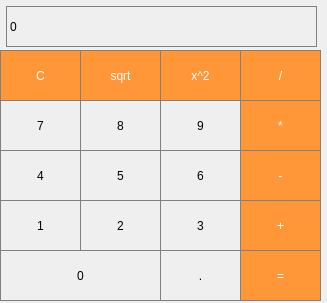
Before: the Qt Designer form Calculator/mainwindow.ui in matejturek/IVS_Tym, drawn with Qt 5.
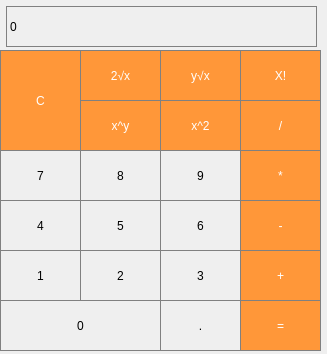
After: the same form once the commit is applied.

Commit message: add factorial,sqrt,pow

```diff
--- a/Calculator/mainwindow.ui
+++ b/Calculator/mainwindow.ui
@@ -7,7 +7,7 @@
     <x>0</x>
     <y>0</y>
     <width>327</width>
-    <height>303</height>
+    <height>354</height>
    </rect>
   </property>
   <property name="windowTitle">
@@ -39,7 +39,7 @@
       <x>0</x>
       <y>50</y>
       <width>81</width>
-      <height>51</height>
+      <height>101</height>
      </rect>
     </property>
     <property name="styleSheet">
@@ -80,14 +80,14 @@
 }</string>
     </property>
     <property name="text">
-     <string>sqrt</string>
+     <string>2√x</string>
     </property>
    </widget>
    <widget class="QPushButton" name="pushButton_power">
     <property name="geometry">
      <rect>
       <x>160</x>
-      <y>50</y>
+      <y>100</y>
       <width>81</width>
       <height>51</height>
      </rect>
@@ -112,7 +112,7 @@
     <property name="geometry">
      <rect>
       <x>240</x>
-      <y>50</y>
+      <y>100</y>
       <width>81</width>
       <height>51</height>
      </rect>
@@ -137,7 +137,7 @@
     <property name="geometry">
      <rect>
       <x>80</x>
-      <y>100</y>
+      <y>150</y>
       <width>81</width>
       <height>51</height>
      </rect>
@@ -159,7 +159,7 @@
     <property name="geometry">
      <rect>
       <x>0</x>
-      <y>100</y>
+      <y>150</y>
       <width>81</width>
       <height>51</height>
      </rect>
@@ -181,7 +181,7 @@
     <property name="geometry">
      <rect>
       <x>240</x>
-      <y>100</y>
+      <y>150</y>
       <width>81</width>
       <height>51</height>
      </rect>
@@ -206,7 +206,7 @@
     <property name="geometry">
      <rect>
       <x>160</x>
-      <y>100</y>
+      <y>150</y>
       <width>81</width>
       <height>51</height>
      </rect>
@@ -228,7 +228,7 @@
     <property name="geometry">
      <rect>
       <x>0</x>
-      <y>150</y>
+      <y>200</y>
       <width>81</width>
       <height>51</height>
      </rect>
@@ -250,7 +250,7 @@
     <property name="geometry">
      <rect>
       <x>240</x>
-      <y>150</y>
+      <y>200</y>
       <width>81</width>
       <height>51</height>
      </rect>
@@ -275,7 +275,7 @@
     <property name="geometry">
      <rect>
       <x>160</x>
-      <y>150</y>
+      <y>200</y>
       <width>81</width>
       <height>51</height>
      </rect>
@@ -297,7 +297,7 @@
     <property name="geometry">
      <rect>
       <x>80</x>
-      <y>150</y>
+      <y>200</y>
       <width>81</width>
       <height>51</height>
      </rect>
@@ -319,7 +319,7 @@
     <property name="geometry">
      <rect>
       <x>160</x>
-      <y>200</y>
+      <y>250</y>
       <width>81</width>
       <height>51</height>
      </rect>
@@ -341,7 +341,7 @@
     <property name="geometry">
      <rect>
       <x>0</x>
-      <y>200</y>
+      <y>250</y>
       <width>81</width>
       <height>51</height>
      </rect>
@@ -363,7 +363,7 @@
     <property name="geometry">
      <rect>
       <x>240</x>
-      <y>200</y>
+      <y>250</y>
       <width>81</width>
       <height>51</height>
      </rect>
@@ -388,7 +388,7 @@
     <property name="geometry">
      <rect>
       <x>80</x>
-      <y>200</y>
+      <y>250</y>
       <width>81</width>
       <height>51</height>
      </rect>
@@ -410,7 +410,7 @@
     <property name="geometry">
      <rect>
       <x>240</x>
-      <y>250</y>
+      <y>300</y>
       <width>81</width>
       <height>51</height>
      </rect>
@@ -435,7 +435,7 @@
     <property name="geometry">
      <rect>
       <x>160</x>
-      <y>250</y>
+      <y>300</y>
       <width>81</width>
       <height>51</height>
      </rect>
@@ -457,7 +457,7 @@
     <property name="geometry">
      <rect>
       <x>0</x>
-      <y>250</y>
+      <y>300</y>
       <width>161</width>
       <height>51</height>
      </rect>
@@ -475,6 +475,81 @@
      <string>0</string>
     </property>
    </widget>
+   <widget class="QPushButton" name="pushButton_factorial">
+    <property name="geometry">
+     <rect>
+      <x>240</x>
+      <y>50</y>
+      <width>81</width>
+      <height>51</height>
+     </rect>
+    </property>
+    <property name="styleSheet">
+     <string notr="true">QPushButton {
+  background-color: rgb(255, 151, 57);
+  color: white; 
+  border: 1px solid gray;
+}
+
+QPushButton:pressed {
+    background-color: qlineargradient(x1: 0, y1: 0, x2: 0, y2: 1,
+                                      stop: 0 #FF7832, stop: 1 #FF9739);
+}</string>
+    </property>
+    <property name="text">
+     <string>X!</string>
+    </property>
+   </widget>
+   <widget class="QPushButton" name="pushButton_power_y">
+    <property name="geometry">
+     <rect>
+      <x>80</x>
+      <y>100</y>
+      <width>81</width>
+      <height>51</height>
+     </rect>
+    </property>
+    <property name="styleSheet">
+     <string notr="true">QPushButton {
+  background-color: rgb(255, 151, 57);
+  color: white; 
+  border: 1px solid gray;
+}
+
+QPushButton:pressed {
+    background-color: qlineargradient(x1: 0, y1: 0, x2: 0, y2: 1,
+                                      stop: 0 #FF7832, stop: 1 #FF9739);
+}</string>
+    </property>
+    <property name="text">
+     <string>x^y</string>
+    </property>
+   </widget>
+   <widget class="QPushButton" name="pushButton_sqrt_y">
+    <property name="geometry">
+     <rect>
+      <x>160</x>
+      <y>50</y>
+      <width>81</width>
+      <height>51</height>
+     </rect>
+    </property>
+    <property name="styleSheet">
+     <string notr="true">QPushButton {
+  background-color: rgb(255, 151, 57);
+  color: white; 
+  border: 1px solid gray;
+}
+
+QPushButton:pressed {
+    background-color: qlineargradient(x1: 0, y1: 0, x2: 0, y2: 1,
+                                      stop: 0 #FF7832, stop: 1 #FF9739);
+}</string>
+    </property>
+    <property name="text">
+     <string>y√x</string>
+    </property>
+   </widget>
   </widget>
  </widget>
  <layoutdefault spacing="6" margin="11"/>
```
The commit also changes 3 other files.
